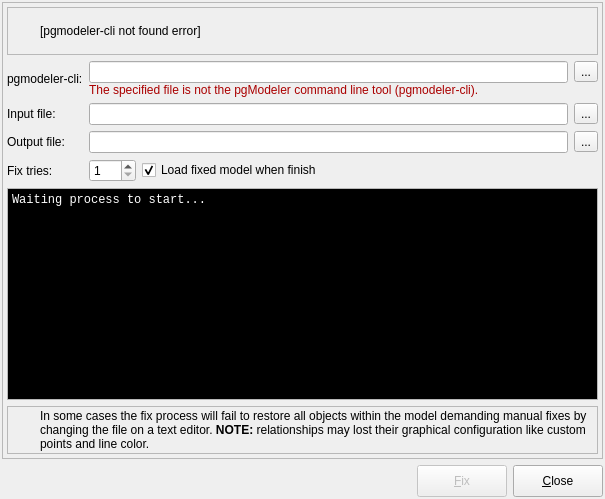
First picture: the form in libpgmodeler_ui/ui/modelfixform.ui, repository pgmodeler/pgmodeler, before the edit.
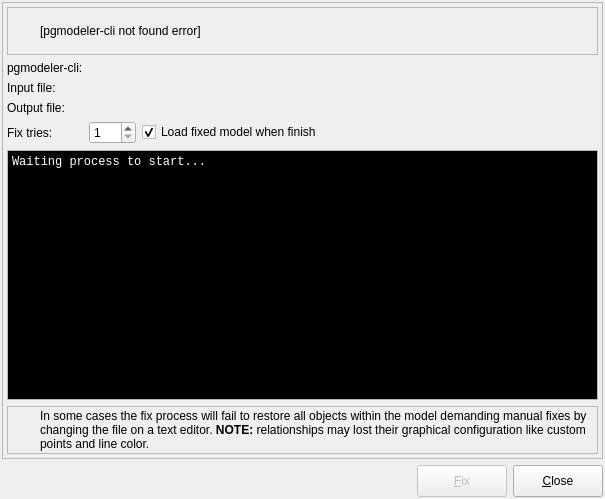
Second picture: the form after the edit. Icons and pictures are not drawn.

What changed in the file:
```diff
--- a/libpgmodeler_ui/ui/modelfixform.ui
+++ b/libpgmodeler_ui/ui/modelfixform.ui
@@ -162,6 +162,15 @@
              </color>
             </brush>
            </colorrole>
+           <colorrole role="PlaceholderText">
+            <brush brushstyle="NoBrush">
+             <color alpha="128">
+              <red>255</red>
+              <green>255</green>
+              <blue>255</blue>
+             </color>
+            </brush>
+           </colorrole>
           </active>
           <inactive>
            <colorrole role="WindowText">
@@ -191,6 +200,15 @@
              </color>
             </brush>
            </colorrole>
+           <colorrole role="PlaceholderText">
+            <brush brushstyle="NoBrush">
+             <color alpha="128">
+              <red>255</red>
+              <green>255</green>
+              <blue>255</blue>
+             </color>
+            </brush>
+           </colorrole>
           </inactive>
           <disabled>
            <colorrole role="WindowText">
@@ -220,6 +238,15 @@
              </color>
             </brush>
            </colorrole>
+           <colorrole role="PlaceholderText">
+            <brush brushstyle="NoBrush">
+             <color alpha="128">
+              <red>255</red>
+              <green>255</green>
+              <blue>255</blue>
+             </color>
+            </brush>
+           </colorrole>
           </disabled>
          </palette>
         </property>
@@ -238,7 +265,7 @@
          <string>&lt;!DOCTYPE HTML PUBLIC &quot;-//W3C//DTD HTML 4.0//EN&quot; &quot;http://www.w3.org/TR/REC-html40/strict.dtd&quot;&gt;
 &lt;html&gt;&lt;head&gt;&lt;meta name=&quot;qrichtext&quot; content=&quot;1&quot; /&gt;&lt;style type=&quot;text/css&quot;&gt;
 p, li { white-space: pre-wrap; }
-&lt;/style&gt;&lt;/head&gt;&lt;body style=&quot; font-family:'Monospace'; font-size:11pt; font-weight:400; font-style:normal;&quot;&gt;
+&lt;/style&gt;&lt;/head&gt;&lt;body style=&quot; font-family:'Monospace'; font-size:10pt; font-weight:400; font-style:normal;&quot;&gt;
 &lt;p style=&quot; margin-top:0px; margin-bottom:0px; margin-left:0px; margin-right:0px; -qt-block-indent:0; text-indent:0px;&quot;&gt;&lt;span style=&quot; font-size:9pt;&quot;&gt;Waiting process to start...&lt;/span&gt;&lt;/p&gt;&lt;/body&gt;&lt;/html&gt;</string>
         </property>
         <property name="acceptRichText">
@@ -249,40 +276,6 @@
         </property>
        </widget>
       </item>
-      <item row="3" column="2">
-       <layout class="QHBoxLayout" name="horizontalLayout_3">
-        <item>
-         <widget class="QLineEdit" name="output_file_edt">
-          <property name="clearButtonEnabled">
-           <bool>true</bool>
-          </property>
-         </widget>
-        </item>
-        <item>
-         <widget class="QToolButton" name="sel_out_file_tb">
-          <property name="enabled">
-           <bool>true</bool>
-          </property>
-          <property name="toolTip">
-           <string>Select output file</string>
-          </property>
-          <property name="text">
-           <string>...</string>
-          </property>
-          <property name="icon">
-           <iconset resource="../res/resources.qrc">
-            <normaloff>:/icones/icones/abrir.png</normaloff>:/icones/icones/abrir.png</iconset>
-          </property>
-          <property name="iconSize">
-           <size>
-            <width>22</width>
-            <height>22</height>
-           </size>
-          </property>
-         </widget>
-        </item>
-       </layout>
-      </item>
       <item row="0" column="0" colspan="3">
        <widget class="QFrame" name="message_frm">
         <property name="sizePolicy">
@@ -470,92 +463,6 @@
         </property>
        </widget>
       </item>
-      <item row="1" column="2">
-       <layout class="QGridLayout" name="gridLayout_2">
-        <property name="verticalSpacing">
-         <number>0</number>
-        </property>
-        <item row="0" column="0">
-         <widget class="QLineEdit" name="pgmodeler_cli_edt">
-          <property name="clearButtonEnabled">
-           <bool>true</bool>
-          </property>
-         </widget>
-        </item>
-        <item row="0" column="1">
-         <widget class="QToolButton" name="sel_cli_exe_tb">
-          <property name="enabled">
-           <bool>true</bool>
-          </property>
-          <property name="toolTip">
-           <string>Browse for pgmodeler-cli tool</string>
-          </property>
-          <property name="text">
-           <string>...</string>
-          </property>
-          <property name="icon">
-           <iconset resource="../res/resources.qrc">
-            <normaloff>:/icones/icones/abrir.png</normaloff>:/icones/icones/abrir.png</iconset>
-          </property>
-          <property name="iconSize">
-           <size>
-            <width>22</width>
-            <height>22</height>
-           </size>
-          </property>
-         </widget>
-        </item>
-        <item row="1" column="0" colspan="2">
-         <widget class="QLabel" name="invalid_cli_lbl">
-          <property name="palette">
-           <palette>
-            <active>
-             <colorrole role="WindowText">
-              <brush brushstyle="SolidPattern">
-               <color alpha="255">
-                <red>170</red>
-                <green>0</green>
-                <blue>0</blue>
-               </color>
-              </brush>
-             </colorrole>
-            </active>
-            <inactive>
-             <colorrole role="WindowText">
-              <brush brushstyle="SolidPattern">
-               <color alpha="255">
-                <red>170</red>
-                <green>0</green>
-                <blue>0</blue>
-               </color>
-              </brush>
-             </colorrole>
-            </inactive>
-            <disabled>
-             <colorrole role="WindowText">
-              <brush brushstyle="SolidPattern">
-               <color alpha="255">
-                <red>128</red>
-                <green>128</green>
-                <blue>128</blue>
-               </color>
-              </brush>
-             </colorrole>
-            </disabled>
-           </palette>
-          </property>
-          <property name="font">
-           <font>
-            <italic>false</italic>
-           </font>
-          </property>
-          <property name="text">
-           <string>The specified file is not the pgModeler command line tool (pgmodeler-cli).</string>
-          </property>
-         </widget>
-        </item>
-       </layout>
-      </item>
       <item row="3" column="0">
        <widget class="QLabel" name="label_5">
         <property name="sizePolicy">
@@ -576,40 +483,6 @@
         </property>
        </widget>
       </item>
-      <item row="2" column="2">
-       <layout class="QHBoxLayout" name="horizontalLayout_4">
-        <item>
-         <widget class="QLineEdit" name="input_file_edt">
-          <property name="clearButtonEnabled">
-           <bool>true</bool>
-          </property>
-         </widget>
-        </item>
-        <item>
-         <widget class="QToolButton" name="sel_in_file_tb">
-          <property name="enabled">
-           <bool>true</bool>
-          </property>
-          <property name="toolTip">
-           <string>Select input file</string>
-          </property>
-          <property name="text">
-           <string>...</string>
-          </property>
-          <property name="icon">
-           <iconset resource="../res/resources.qrc">
-            <normaloff>:/icones/icones/abrir.png</normaloff>:/icones/icones/abrir.png</iconset>
-          </property>
-          <property name="iconSize">
-           <size>
-            <width>22</width>
-            <height>22</height>
-           </size>
-          </property>
-         </widget>
-        </item>
-       </layout>
-      </item>
      </layout>
     </widget>
    </item>
```
Left out of the diff: 2 changed lines with no effect on the pictures.
